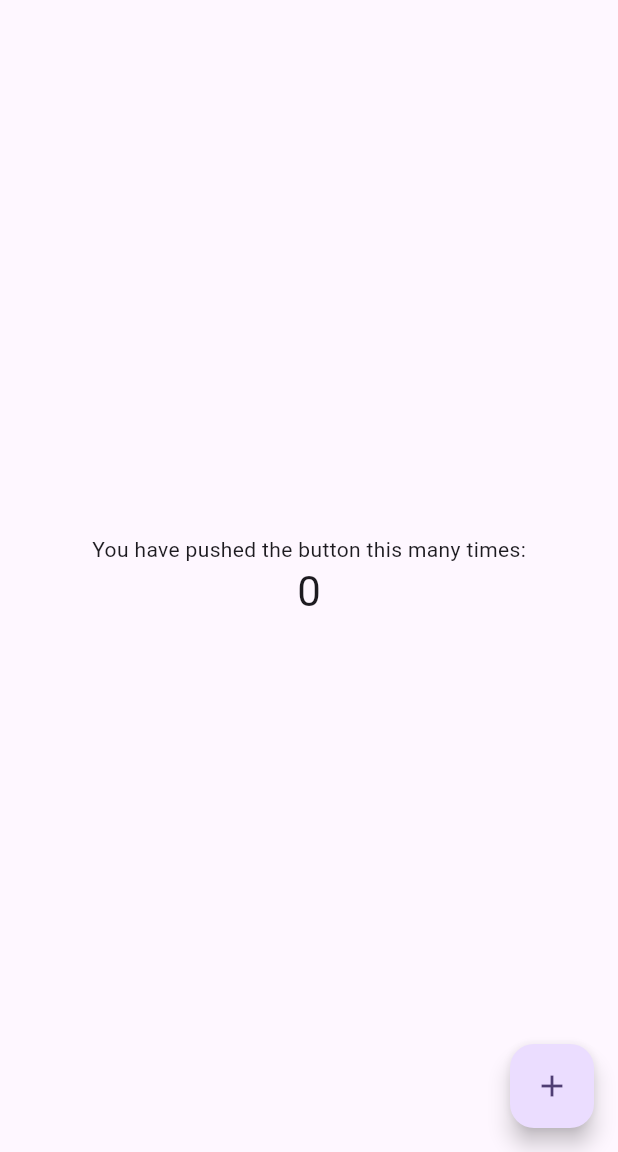
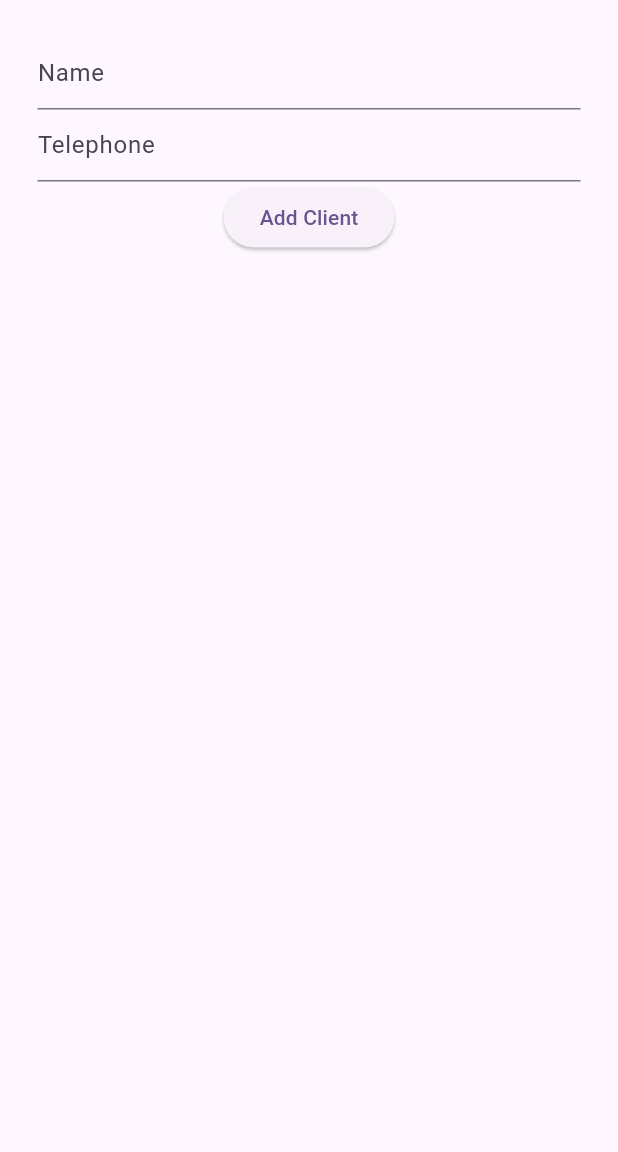
Before and after one commit to ibasardemir/ulak, a Flutter app: the screen it shows after launch, on a phone screen of 412 x 824 dp, the part 84-1236 px from its top. Run offline on Flutter 3.47's test engine with Material 3 defaults, Android fonts, the phone set to English and light mode, and no system bars; our stand-ins replace cloud_firestore, firebase_core, shared_preferences; accounts and stored records are empty.

```diff
--- a/ulak/lib/main.dart
+++ b/ulak/lib/main.dart
@@ -1,11 +1,20 @@
+import 'package:cloud_firestore/cloud_firestore.dart';
+import 'package:firebase_core/firebase_core.dart';
 import 'package:flutter/material.dart';
+import 'package:ulak/firebase_options.dart';
 
-void main() {
-  runApp(const MyApp());
+Future<void> main() async {
+  WidgetsFlutterBinding.ensureInitialized();
+  await Firebase.initializeApp(options: DefaultFirebaseOptions.currentPlatform);
+  runApp(MyApp());
 }
 
 class MyApp extends StatelessWidget {
-  const MyApp({super.key});
+  MyApp({super.key});
+
+  //Text editing controller
+  final nameController = TextEditingController();
+  final telephoneController = TextEditingController();
 
   // This widget is the root of your application.
   @override
@@ -17,7 +26,7 @@ class MyApp extends StatelessWidget {
         useMaterial3: true,
       ),
       home: const MyHomePage(title: 'Flutter Demo Home Page'),
-    debugShowCheckedModeBanner:false,
+      debugShowCheckedModeBanner: false,
     );
   }
 }
@@ -32,42 +41,39 @@ class MyHomePage extends StatefulWidget {
 }
 
 class _MyHomePageState extends State<MyHomePage> {
-  int _counter = 0;
-
-  void _incrementCounter() {
-    setState(() {
-      _counter++;
-    });
-  }
+  get nameController => null;
+  get telephoneController => null;
 
   @override
   Widget build(BuildContext context) {
-
     return Scaffold(
         appBar: AppBar(
           backgroundColor: Theme.of(context).colorScheme.inversePrimary,
           title: Text(widget.title),
         ),
-      body: Center(
-
+        body: Padding(
+            padding: const EdgeInsets.all(25.0),
             child: Column(
-          mainAxisAlignment: MainAxisAlignment.center,
-          children: <Widget>[
-            const Text(
-              'You have pushed the button this many times:',
+              children: [
+                TextFormField(
+                  controller: nameController,
+                  decoration: const InputDecoration(hintText: 'Name'),
                 ),
-            Text(
-              '$_counter',
-              style: Theme.of(context).textTheme.headlineMedium,
+                TextFormField(
+                  controller: telephoneController,
+                  decoration: const InputDecoration(hintText: 'Telephone'),
                 ),
+                ElevatedButton(
+                    onPressed: () {
+                      CollectionReference collRef =
+                          FirebaseFirestore.instance.collection('user');
+                      collRef.add({
+                        'name': nameController.text,
+                        'telephone': telephoneController.text,
+                      });
+                    },
+                    child: const Text('Add Client'))
               ],
-        ),
-      ),
-      floatingActionButton: FloatingActionButton(
-        onPressed: _incrementCounter,
-        tooltip: 'Increment',
-        child: const Icon(Icons.add),
-      ),
-    );
+            )));
   }
 }
--- a/ulak/pubspec.yaml
+++ b/ulak/pubspec.yaml
@@ -36,6 +36,8 @@ dependencies:
   # Use with the CupertinoIcons class for iOS style icons.
   cupertino_icons: ^1.0.2
   shared_preferences: ^2.2.2
+  firebase_core: ^2.24.2
+  cloud_firestore: ^4.3.2
 
 dev_dependencies:
   flutter_test:
```
Also changed, not shown: ulak/lib/firebase_options.dart (added), 6 other files. Lines whose indentation alone changed are shown as unchanged.
